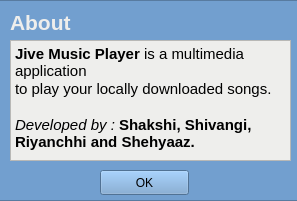
First picture: the form in src/ui/aboutwindow.ui, repository Shehyaaz/Jive-music-player, before the edit.
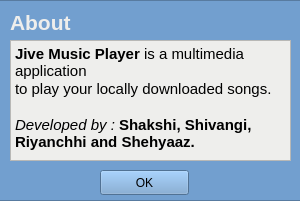
Second picture: the form after the edit. Icons and pictures are not drawn.

Patch:
```diff
--- a/src/ui/aboutwindow.ui
+++ b/src/ui/aboutwindow.ui
@@ -9,7 +9,7 @@
    <rect>
     <x>0</x>
     <y>0</y>
-    <width>297</width>
+    <width>300</width>
     <height>201</height>
    </rect>
   </property>
```
Left out of the diff: 2 changed lines with no effect on the pictures.
